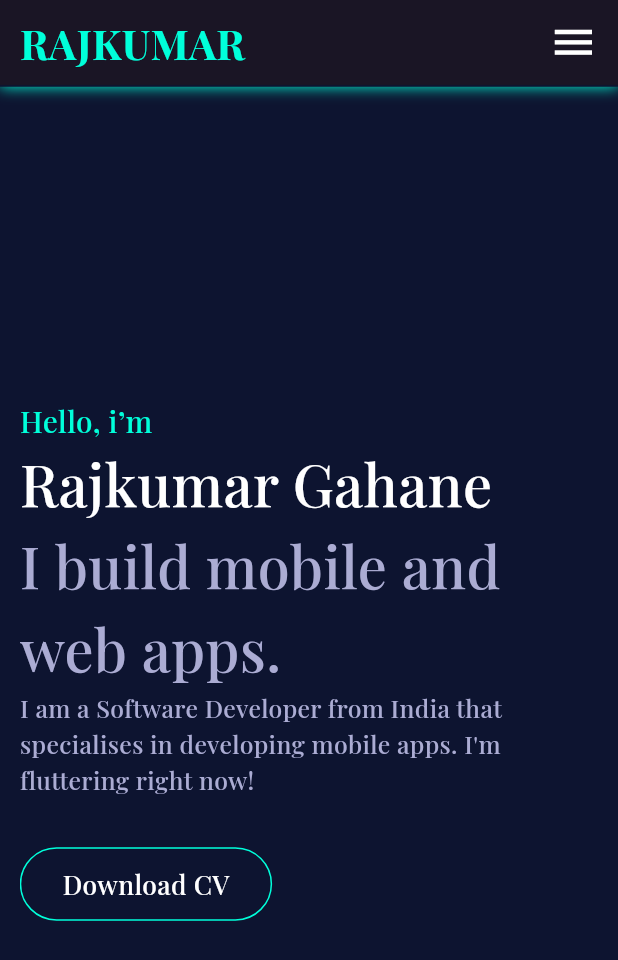
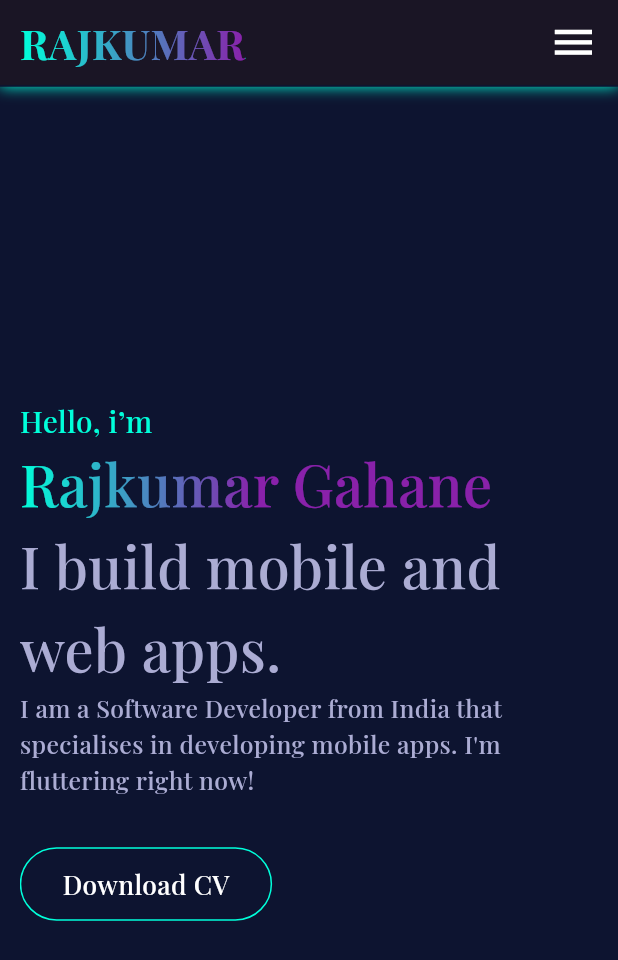
Before and after one commit to Rajkumar-coderm/flutter-portfolio.io, a Flutter app: the screen it shows after launch, on a phone screen of 412 x 824 dp. Shown: the top 960 px of the screen. Run offline on Flutter 3.47's test engine with Material 3 defaults, Android fonts, the phone set to English and light mode, and no system bars; our stand-ins replace flutter_screenutil, get; project files that could hold a hidden picture were left out.

Commit message:
ServiceViewWidget

```diff
--- a/lib/main.dart
+++ b/lib/main.dart
@@ -20,10 +20,12 @@ class MyPortfolioApp extends StatelessWidget {
         minTextAdapt: true,
         splitScreenMode: true,
         builder: (_, __) => GetMaterialApp(
-
           title: 'Rajkumar-Gahane',
           debugShowCheckedModeBanner: false,
-          theme: ThemeData.dark(),
+          theme: ThemeData(
+            fontFamily: 'Playfair Display',
+            primaryColor: ColorsValue.color00ffda,
+          ),
           home: const LandingHomePage(),
         ),
       );
--- a/lib/src/custom_widgets/custom_widgets.dart
+++ b/lib/src/custom_widgets/custom_widgets.dart
@@ -1,2 +1,3 @@
+export 'gradient_text_widget.dart';
 export 'hover_text_widget.dart';
 export 'responsive_screen.dart';
--- /dev/null
+++ b/lib/src/custom_widgets/gradient_text_widget.dart
@@ -0,0 +1,25 @@
+import 'package:flutter/material.dart';
+
+class GradientText extends StatelessWidget {
+  const GradientText(
+    this.text, {
+    required this.gradient,
+    this.style,
+  });
+
+  final String text;
+  final TextStyle? style;
+  final Gradient gradient;
+
+  @override
+  Widget build(BuildContext context) => ShaderMask(
+        blendMode: BlendMode.srcIn,
+        shaderCallback: (bounds) => gradient.createShader(
+          Rect.fromLTWH(0, 0, bounds.width, bounds.height),
+        ),
+        child: Text(
+          text,
+          style: style,
+        ),
+      );
+}
--- a/lib/src/screen/landing_home_page.dart
+++ b/lib/src/screen/landing_home_page.dart
@@ -22,6 +22,8 @@ class _LandingHomePageState extends State<LandingHomePage> {
 
   int selectedIndex = 0;
 
+  RxBool isOpendDrawer = false.obs;
+
   @override
   Widget build(BuildContext context) => Scaffold(
         backgroundColor: ColorsValue.primaryColor,
@@ -43,6 +45,9 @@ class _LandingHomePageState extends State<LandingHomePage> {
           height: Get.height,
           width: Get.width,
           child: PageView(
+            physics: Responsive.isWeb(context)
+                ? const ClampingScrollPhysics()
+                : const NeverScrollableScrollPhysics(),
             controller: _scrollController,
             onPageChanged: (value) {
               setState(() {
@@ -53,6 +58,8 @@ class _LandingHomePageState extends State<LandingHomePage> {
             children: [
               const HomeSectionWidget(),
               const AboutMeSectionWidget(),
+              MyServiceSectionWidget(),
+              const ProjectSectionWidget(),
             ],
           ),
         ),
@@ -60,7 +67,8 @@ class _LandingHomePageState extends State<LandingHomePage> {
 
   PreferredSize _customAppBar() => PreferredSize(
         preferredSize: Size(Get.width, Get.height),
-        child: Container(
+        child: AnimatedContainer(
+          duration: const Duration(milliseconds: 1050),
           padding: Responsive.isWeb(context) || Responsive.isTablet(context)
               ? Dimens().edgeInsetsSymmetric(
                   horizontal: Responsive.isTablet(context)
@@ -92,18 +100,56 @@ class _LandingHomePageState extends State<LandingHomePage> {
             children: [
               Row(
                 children: [
-                  Text(
+                  GradientText(
                     'RAJKUMAR',
                     style: Responsive.isMobile(context)
                         ? Styles.boldSecodry25
                         : Styles.boldSecodry35,
+                    gradient: LinearGradient(
+                      colors: [
+                        ColorsValue.color00ffda,
+                        const Color(0xff8921aa),
+                      ],
+                    ),
                   ),
                   const Spacer(),
                   Responsive.isMobile(context)
+                      ? Obx(
+                          () => InkWell(
+                            child: AnimatedSwitcher(
+                              duration: const Duration(milliseconds: 350),
+                              transitionBuilder: (child, anim) =>
+                                  RotationTransition(
+                                turns: child.key == const ValueKey('icon1')
+                                    ? Tween<double>(begin: 1, end: 0.75)
+                                        .animate(anim)
+                                    : Tween<double>(begin: 0.75, end: 1)
+                                        .animate(anim),
+                                child: ScaleTransition(
+                                  scale: anim,
+                                  child: child,
+                                ),
+                              ),
+                              child: isOpendDrawer.value
                                   ? Icon(
-                          Icons.menu_outlined,
+                                      Icons.close,
+                                      key: const ValueKey('icon1'),
                                       color: Colors.white,
                                       size: Dimens().thirty,
+                                    )
+                                  : Icon(
+                                      Icons.menu_outlined,
+                                      key: const ValueKey('icon2'),
+                                      color: Colors.white,
+                                      size: Dimens().thirty,
+                                    ),
+                            ),
+                            onTap: () {
+                              setState(() {
+                                isOpendDrawer.value = !isOpendDrawer.value;
+                              });
+                            },
+                          ),
                         )
                       : HeaderMenuWidget(
                           selectedIndex: selectedIndex,
@@ -115,7 +161,19 @@ class _LandingHomePageState extends State<LandingHomePage> {
                           },
                         )
                 ],
+              ),
+              if (Responsive.isMobile(context) && isOpendDrawer.value) ...[
+                Dimens().boxHeight(Dimens().ten),
+                HeaderMenuWidget(
+                  selectedIndex: selectedIndex,
+                  onTap: (index) async {
+                    setState(() {
+                      selectedIndex = index;
+                    });
+                    _scrollToIndex(index);
+                  },
                 )
+              ],
             ],
           ),
         ),
@@ -133,14 +191,17 @@ class HeaderMenuWidget extends StatelessWidget {
   final int selectedIndex;
 
   static List<HeaderTabModel> tabList = [
-    HeaderTabModel(title: 'Home', lableIcon: Icons.home_outlined),
-    HeaderTabModel(title: 'About', lableIcon: Icons.person_outline),
-    HeaderTabModel(title: 'Projects', lableIcon: Icons.work_outline_outlined),
-    HeaderTabModel(title: 'Contact', lableIcon: Icons.contact_support_outlined),
+    HeaderTabModel(title: 'Home'),
+    HeaderTabModel(title: 'About'),
+    HeaderTabModel(title: 'Services'),
+    HeaderTabModel(title: 'Projects'),
+    HeaderTabModel(title: 'Contact'),
   ];
 
   @override
-  Widget build(BuildContext context) => Row(
+  Widget build(BuildContext context) => SingleChildScrollView(
+        scrollDirection: Axis.horizontal,
+        child: Row(
           children: List.generate(
             tabList.length,
             (index) => InkWell(
@@ -148,26 +209,27 @@ class HeaderMenuWidget extends StatelessWidget {
                 onTap(index);
               },
               child: Container(
-              margin: Dimens().edgeInsets(right: Dimens().thirty),
+                margin: Dimens().edgeInsets(
+                    right: Responsive.isMobile(context)
+                        ? Dimens().thirty
+                        : Dimens().thirty),
                 child: HoverText(
                   text: tabList[index].title,
                   normalStyle: Styles.mediumWhite20,
                   hoverStyle: Styles.mediumSecondryPrimary20,
-                lableIcon: tabList[index].lableIcon,
                   isSelected: selectedIndex == index,
                 ),
               ),
             ),
           ).toList(),
+        ),
       );
 }
 
 class HeaderTabModel {
   HeaderTabModel({
     required this.title,
-    required this.lableIcon,
   });
 
   final String title;
-  final IconData lableIcon;
 }
--- a/lib/src/screen/section_pages/home_section_widget.dart
+++ b/lib/src/screen/section_pages/home_section_widget.dart
@@ -56,11 +56,18 @@ class ProfileDetailsWidget extends StatelessWidget {
             'Hello, i’m',
             style: Styles.mediumBlue20,
           ),
-          Text(
+          GradientText(
             'Rajkumar Gahane',
             style: Responsive.isMobile(context)
                 ? Styles.mediumWhite35
                 : Styles.mediumWhite52,
+            gradient: LinearGradient(
+              colors: [
+                ColorsValue.color00ffda,
+                const Color(0xff8921aa),
+                const Color(0xff8921aa),
+              ],
+            ),
           ),
           Text(
             'I build mobile and web apps.',
--- a/lib/src/screen/section_pages/section_pages.dart
+++ b/lib/src/screen/section_pages/section_pages.dart
@@ -1,2 +1,4 @@
 export 'about_me_section_widget.dart';
 export 'home_section_widget.dart';
+export 'project_section_widget.dart';
+export 'service_view_widget.dart';
--- a/lib/src/theams/dimens.dart
+++ b/lib/src/theams/dimens.dart
@@ -300,7 +300,7 @@ class Dimens {
   double get twoHundredNinetySix => 296.0.sp;
   double get twoHundredNinetySeven => 297.0.sp;
   double get twoHundredNinetyEight => 298.0.sp;
-  double get threeHundred => 300.sp;
+  double  threeHundred = 300.sp;
   double get fiveHundred => 500.0.sp;
   double get fourHundredFifty => 450.0.sp;
 
--- a/lib/src/theams/styles.dart
+++ b/lib/src/theams/styles.dart
@@ -7,6 +7,13 @@ abstract class Styles {
     fontWeight: FontWeight.w500,
     color: Colors.white,
     fontSize: Dimens().sixteen,
+  );
+
+  static TextStyle mediumWhite12 = TextStyle(
+    fontFamily: 'Playfair Display',
+    fontWeight: FontWeight.w500,
+    color: Colors.white,
+    fontSize: Dimens().twelve,
   );
   static TextStyle mediumWhite20 = TextStyle(
     fontFamily: 'Playfair Display',
@@ -22,7 +29,7 @@ abstract class Styles {
     fontSize: Dimens().twentyFive,
   );
 
-   static TextStyle mediumSecondary25 = TextStyle(
+  static TextStyle mediumSecondary25 = TextStyle(
     fontFamily: 'Playfair Display',
     fontWeight: FontWeight.w500,
     color: ColorsValue.color00ffda,
@@ -71,7 +78,7 @@ abstract class Styles {
     fontSize: Dimens().twentyFive,
   );
 
-   static TextStyle boldSecodry16 = TextStyle(
+  static TextStyle boldSecodry16 = TextStyle(
     fontFamily: 'Playfair Display',
     fontWeight: FontWeight.bold,
     color: ColorsValue.color00ffda,
--- a/pubspec.yaml
+++ b/pubspec.yaml
@@ -12,6 +12,7 @@ dependencies:
     sdk: flutter
   flutter_lints: ^4.0.0
   flutter_screenutil: ^5.9.3
+  flutter_staggered_grid_view: ^0.7.0
   get: ^4.6.6
   scrollable_positioned_list: ^0.3.8
 
```
Also changed, not shown: lib/src/custom_widgets/hover_text_widget.dart (+5 -28 lines), lib/src/screen/section_pages/project_section_widget.dart (added, +40 -0 lines), lib/src/screen/section_pages/service_view_widget.dart (added, +146 -0 lines), pubspec.lock. Lines whose indentation alone changed are shown as unchanged.
